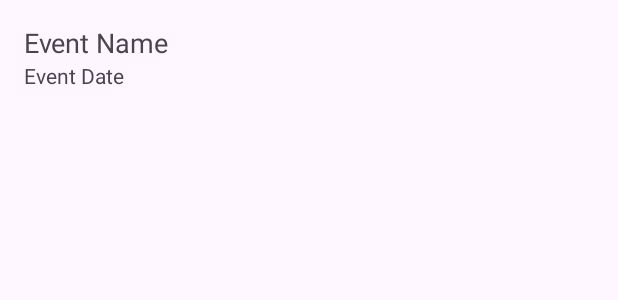
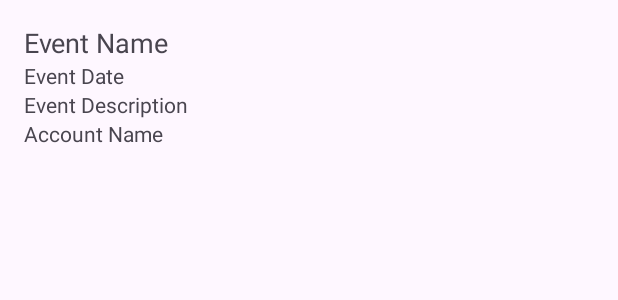
Before and after one commit to Bazo4622/CalendarApp, an Android app: the layout item_event.xml on its own in the app's theme, with its tools: preview values and no code run, on a phone screen of 412 x 824 dp. Shown: the top 300 px of the screen. Run offline under Robolectric (Android 15) with nearby library versions, the phone set to English and light mode, and no system bars.

Commit message:
ui fixes

```diff
--- a/app/build.gradle.kts
+++ b/app/build.gradle.kts
@@ -51,6 +51,7 @@ dependencies {
     implementation(libs.androidx.room.runtime.android) {
         exclude(group = "org.jetbrains", module = "annotations")
     }
+    implementation("com.prolificinteractive:material-calendarview:1.4.3")
     //for google auth and calendar integrations
     implementation("com.google.oauth-client:google-oauth-client-jetty:1.23.0")
     implementation("com.google.apis:google-api-services-calendar:v3-rev305-1.23.0")
--- a/app/src/main/java/com/usj/calendarapp/data/EventDao.kt
+++ b/app/src/main/java/com/usj/calendarapp/data/EventDao.kt
@@ -9,6 +9,9 @@ interface EventDao {
     @Insert(onConflict = OnConflictStrategy.REPLACE)
     suspend fun insert(event: Event)
 
+    @Query("SELECT * FROM events WHERE date = :date ORDER BY time")
+    fun getEventsByDate(date: Long): LiveData<List<Event>>
+
     @Query("SELECT * FROM events WHERE accountId = :accountId ORDER BY date, time")
     fun getEventsByAccount(accountId: Int): LiveData<List<Event>>
 }
--- a/app/src/main/java/com/usj/calendarapp/repository/EventRepository.kt
+++ b/app/src/main/java/com/usj/calendarapp/repository/EventRepository.kt
@@ -9,6 +9,10 @@ class EventRepository(private val eventDao: EventDao) {
         return eventDao.getEventsByAccount(accountId)
     }
 
+    fun getEventsByDate(date: Long): LiveData<List<Event>> {
+        return eventDao.getEventsByDate(date)
+    }
+
     suspend fun insert(event: Event) {
         eventDao.insert(event)
     }
--- /dev/null
+++ b/app/src/main/res/drawable/selected_date_background.xml
@@ -0,0 +1,5 @@
+<!-- res/drawable/selected_date_background.xml -->
+<shape xmlns:android="http://schemas.android.com/apk/res/android">
+    <solid android:color="@color/calendar_date_selected_background"/>
+    <corners android:radius="4dp"/>
+</shape>
--- /dev/null
+++ b/app/src/main/res/drawable/transparent_background.xml
@@ -0,0 +1,3 @@
+<shape xmlns:android="http://schemas.android.com/apk/res/android">
+    <solid android:color="@android:color/transparent"/>
+</shape>
--- a/app/src/main/res/layout/item_event.xml
+++ b/app/src/main/res/layout/item_event.xml
@@ -23,4 +23,22 @@
         app:layout_constraintStart_toStartOf="parent"
         app:layout_constraintEnd_toEndOf="parent" />
 
+    <TextView
+        android:id="@+id/eventDescription"
+        android:layout_width="0dp"
+        android:layout_height="wrap_content"
+        android:text="Event Description"
+        app:layout_constraintTop_toBottomOf="@id/eventDate"
+        app:layout_constraintStart_toStartOf="parent"
+        app:layout_constraintEnd_toEndOf="parent" />
+
+    <TextView
+        android:id="@+id/accountName"
+        android:layout_width="0dp"
+        android:layout_height="wrap_content"
+        android:text="Account Name"
+        app:layout_constraintTop_toBottomOf="@id/eventDescription"
+        app:layout_constraintStart_toStartOf="parent"
+        app:layout_constraintEnd_toEndOf="parent" />
+
 </androidx.constraintlayout.widget.ConstraintLayout>
--- a/app/src/main/res/values/colors.xml
+++ b/app/src/main/res/values/colors.xml
@@ -2,4 +2,7 @@
 <resources>
     <color name="black">#FF000000</color>
     <color name="white">#FFFFFFFF</color>
+    <color name="calendar_date_unselected">#FFFFFFFF</color> <!-- White -->
+    <color name="calendar_date_selected">#FF000000</color> <!-- Black -->
+    <color name="calendar_date_selected_background">#FF0000FF</color> <!-- Blue -->
 </resources>
```
Also changed, not shown: app/src/main/java/com/usj/calendarapp/MainActivity.kt (+30 -1 lines), app/src/main/java/com/usj/calendarapp/viewmodel/EventViewModel.kt (+6 -5 lines), app/src/main/res/layout/activity_main.xml (+5 -2 lines), app/src/main/res/values/styles.xml (added, +15 -0 lines).
